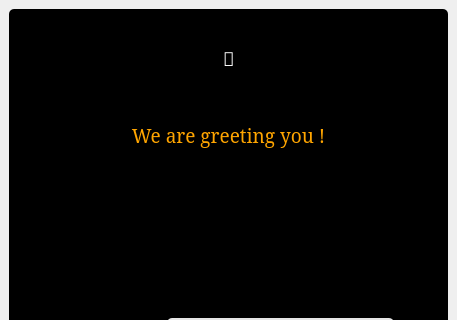
Above: tangerbot/src/gui/user_gui/ui/tangerine.ui from addinedu-ros-8th/ros-repo-4 before the change; both pictures show x 0 to 457 and y 0 to 320 of the 457 by 764 pixel window. Below: the same form after it.
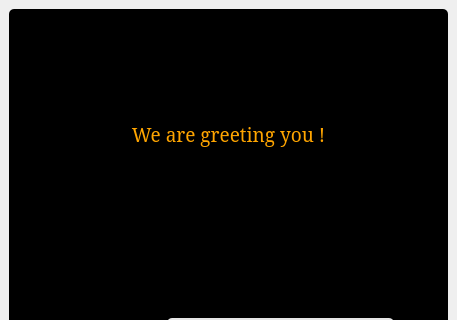
That is the form after the change. The open tabs and pages were chosen to show the change.

Patch:
```diff
--- a/tangerbot/src/gui/user_gui/ui/tangerine.ui
+++ b/tangerbot/src/gui/user_gui/ui/tangerine.ui
@@ -643,7 +643,7 @@
                     </font>
                    </property>
                    <property name="text">
-                    <string>🧡</string>
+                    <string/>
                    </property>
                    <property name="alignment">
                     <set>Qt::AlignCenter</set>
```
Left out of the diff: 21 changed lines with no effect on the pictures.
